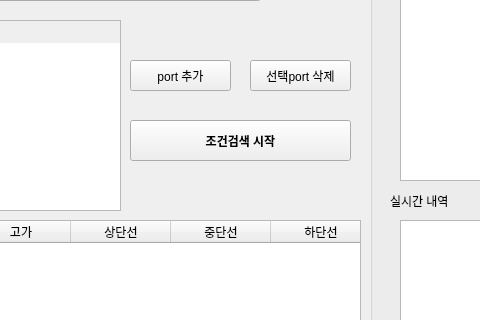
Qt form exam_2.ui (sungju1572/auto_trade_4) before a commit; both pictures show x 360 to 840 and y 250 to 570 of the 1256 by 895 pixel window.
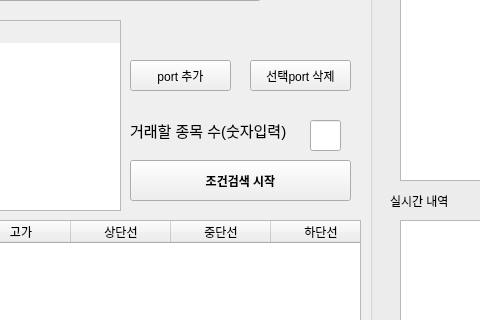
The same form after that commit. Icons and pictures are not drawn.

Commit message: line_11 추가

```diff
--- a/exam_2.ui
+++ b/exam_2.ui
@@ -315,7 +315,7 @@
     <property name="geometry">
      <rect>
       <x>490</x>
-      <y>370</y>
+      <y>410</y>
       <width>221</width>
       <height>41</height>
      </rect>
@@ -419,6 +419,39 @@
      </property>
     </column>
    </widget>
+   <widget class="QLabel" name="label_7">
+    <property name="geometry">
+     <rect>
+      <x>490</x>
+      <y>370</y>
+      <width>171</width>
+      <height>21</height>
+     </rect>
+    </property>
+    <property name="font">
+     <font>
+      <pointsize>11</pointsize>
+     </font>
+    </property>
+    <property name="text">
+     <string>거래할 종목 수(숫자입력)</string>
+    </property>
+   </widget>
+   <widget class="QLineEdit" name="lineEdit_11">
+    <property name="geometry">
+     <rect>
+      <x>670</x>
+      <y>370</y>
+      <width>31</width>
+      <height>31</height>
+     </rect>
+    </property>
+    <property name="font">
+     <font>
+      <pointsize>11</pointsize>
+     </font>
+    </property>
+   </widget>
   </widget>
   <widget class="QStatusBar" name="statusbar"/>
  </widget>
```
